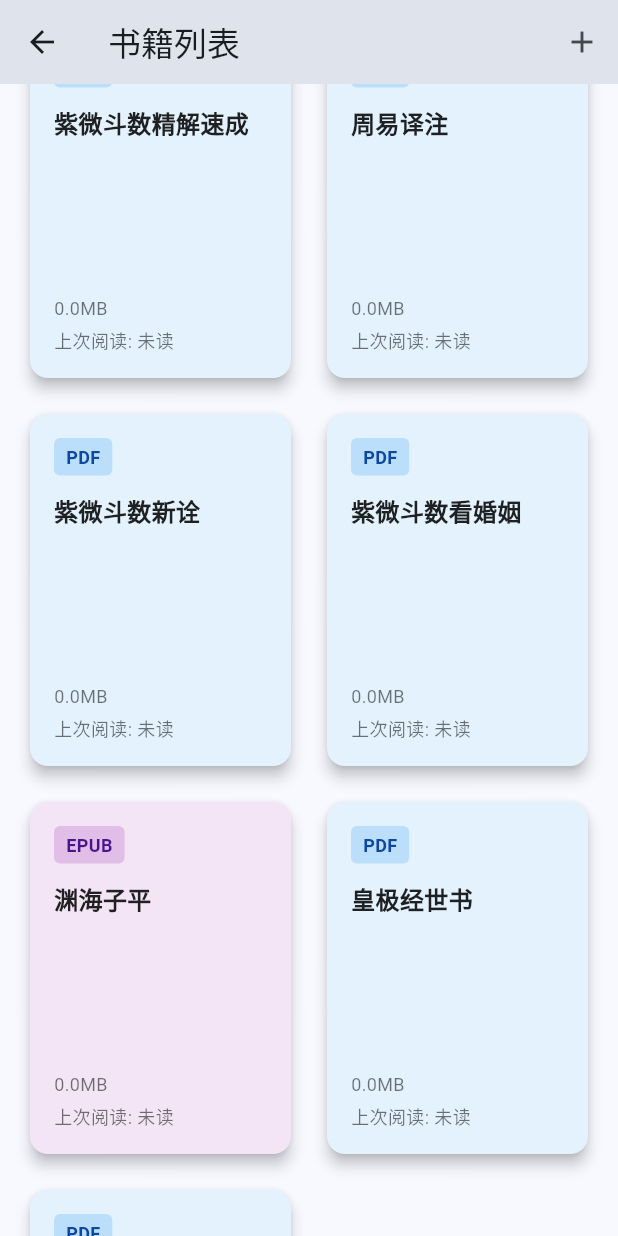
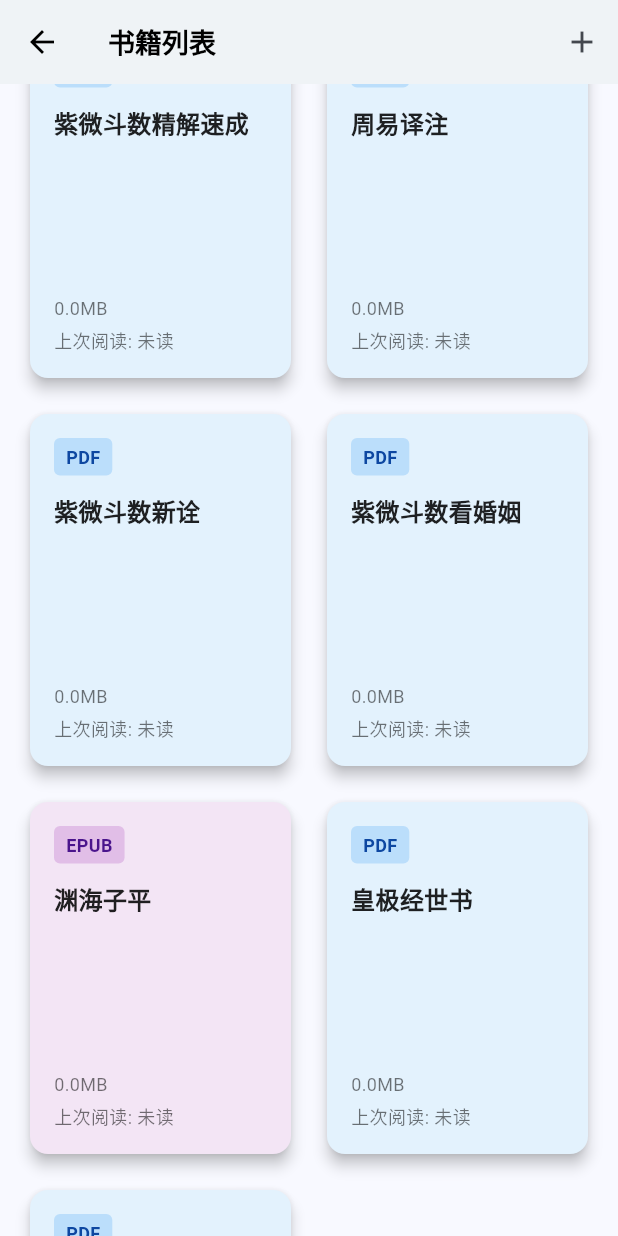
Before and after one commit to wh131462/liuyao, a Flutter app: the BookListPage screen opened by its route, scrolled down 576 dp, on a phone screen of 412 x 824 dp. Run offline on Flutter 3.47's test engine with Material 3 defaults, Android fonts, the phone set to English and light mode, and no system bars; our stand-ins replace connectivity_plus, dio, flutter_colorpicker, hive_flutter, image_cropper, image_picker and 6 more; missing offline and left inert: flutter_pdfview, lunar, pdf_render, screen_brightness, syncfusion_flutter_pdf, syncfusion_flutter_pdfviewer and 1 more; accounts and stored records are empty.

Commit message:
chore: liuyao

```diff
--- a/lib/components/page_scaffold.dart
+++ b/lib/components/page_scaffold.dart
@@ -24,7 +24,7 @@ class PageScaffold extends StatelessWidget {
             ? IconButton(
                 icon: const Icon(Icons.arrow_back),
                 color: Colors.black,
-                onPressed: () => Navigator.of(context).pop(),
+                onPressed: () => Navigator.of(context).canPop()?Navigator.of(context).pop():Navigator.of(context).pushNamed('/'),
               )
             : null,
         title: Text(
--- a/lib/pages/book/book_list_page.dart
+++ b/lib/pages/book/book_list_page.dart
@@ -1,4 +1,5 @@
 import 'package:flutter/material.dart';
+import 'package:liuyao/components/page_scaffold.dart';
 import '../../constants/book.list.dart';
 import '../../models/book.dart';
 import 'book_cover.dart';
@@ -8,16 +9,15 @@ import 'pdf_screen.dart';
 class BookListPage extends StatelessWidget {
   @override
   Widget build(BuildContext context) {
-    return Scaffold(
-      appBar: AppBar(
-        title: const Text('书籍列表'),
+    return PageScaffold(
+      canBack: true,
+      title: '书籍列表',
       actions: [
         IconButton(
           icon: const Icon(Icons.add),
           onPressed: () => _showImportDialog(context),
         ),
       ],
-      ),
       body: GridView.builder(
         padding: const EdgeInsets.all(16),
         gridDelegate: const SliverGridDelegateWithFixedCrossAxisCount(
--- a/lib/pages/book/epub_screen.dart
+++ b/lib/pages/book/epub_screen.dart
@@ -32,7 +32,7 @@ class _EPUBScreenState extends State<EPUBScreen> with WidgetsBindingObserver{
 
   void _navigateToBookList() {
     Navigator.of(context).pushNamedAndRemoveUntil(
-      '/book',
+      '/books',
           (route) => false,
     );
   }
--- a/pubspec.yaml
+++ b/pubspec.yaml
@@ -95,7 +95,6 @@ flutter:
   assets:
     - assets/images/
     - assets/book/
-    - assets/icon/
     - assets/videos/
     - assets/videos/xiaoliuren.mp4
   fonts:
```
Also changed, not shown: 1 other file. Lines whose indentation alone changed are shown as unchanged.
